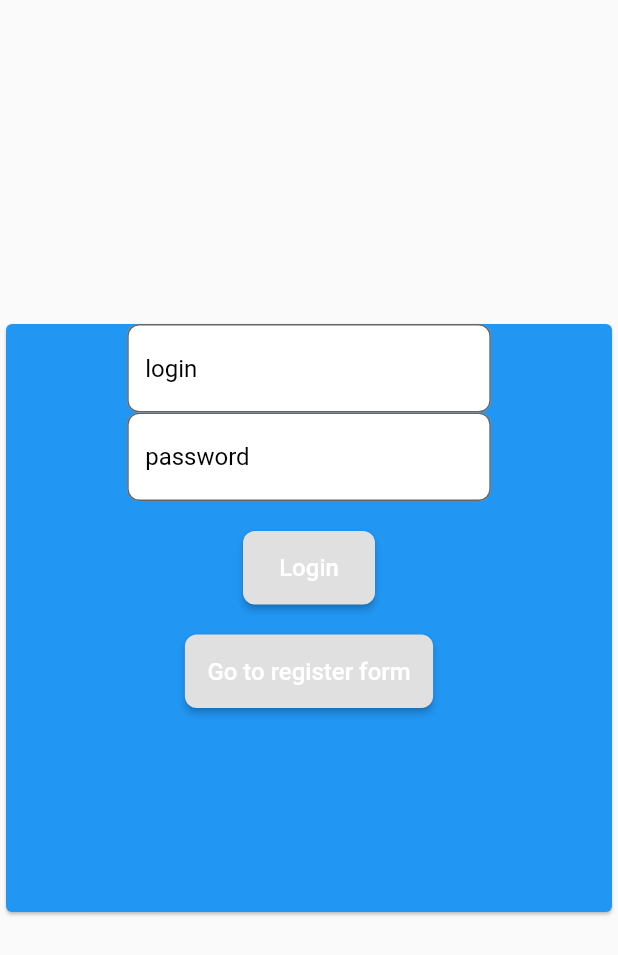
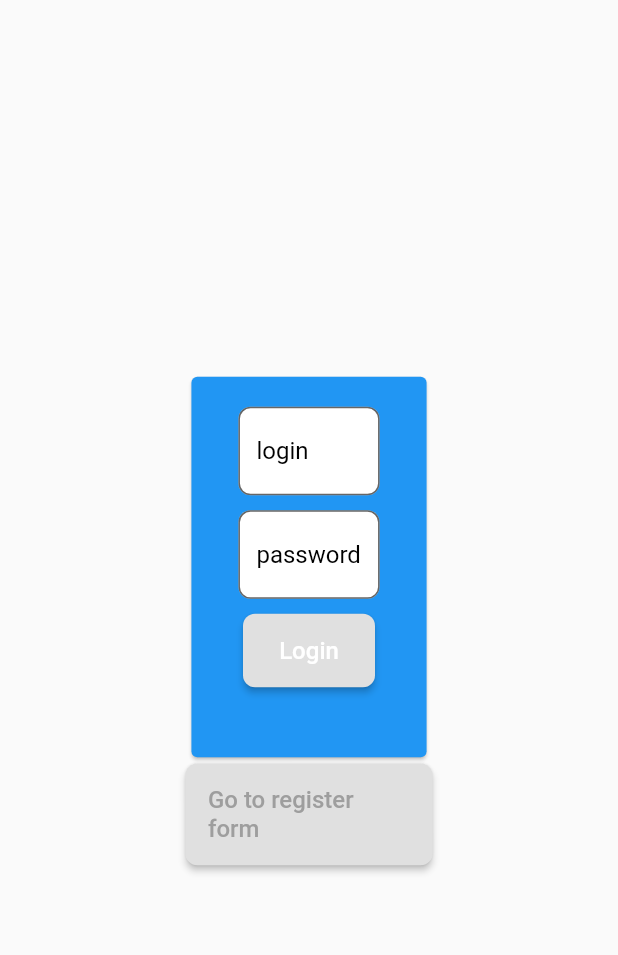
Before and after one commit to dexterBEN/GameBoard, a Flutter app: the screen it shows after launch, on a phone screen of 412 x 824 dp. Shown: the top 955 px of the screen. Run offline on Flutter 3.47's test engine with Material 2 defaults, Android fonts, the phone set to English and light mode, and no system bars; our stand-ins replace youtube_player_iframe; missing offline and left inert: dart:html, flutter_session.

Commit message:
refacto: break down auth page in smaller component

```diff
--- a/frontend/gameboard_front/lib/helpers/helper.dart
+++ b/frontend/gameboard_front/lib/helpers/helper.dart
@@ -2,8 +2,10 @@ import 'dart:convert';
 import 'dart:typed_data';
 import 'dart:convert' show utf8;
 
+import 'package:gameboard_front/domain/entities/InputField.dart';
+
 class Helper {
-  static String API_BASE_URL = "https://be3f4c93d5cd.ngrok.io";
+  static String API_BASE_URL = "https://4ccea53c078c.ngrok.io";
 
   static Uint8List base64ToImg(String imgBase64) {
     return base64Decode(imgBase64);
@@ -16,6 +18,27 @@ class Helper {
     return decoded;
   }
 
+  static List<T> buildJoinedList<T>(List<T> initialList, T separator) {
+    List<T> joinedList = [];
+
+    initialList.asMap().forEach((index, value) {
+      joinedList.addAll([value, separator]);
+    });
+
+    if (joinedList.last == separator) {
+      joinedList.removeAt(joinedList.length - 1);
+    }
+    return joinedList;
+  }
+
+  static String getInputValue(List<InputField> fields, String inputName) {
+    return fields
+        .where((element) => element.label == inputName)
+        .toList()[0]
+        .controller
+        .text;
+  }
+
   // static Uint8List base16ToImg(String imgBase16) {
   //   return hex.decode(imgBase16);
   // }
--- a/frontend/gameboard_front/lib/views/auth_page.dart
+++ b/frontend/gameboard_front/lib/views/auth_page.dart
@@ -6,6 +6,7 @@ import 'package:flutter_session/flutter_session.dart';
 import 'package:gameboard_front/domain/entities/InputField.dart';
 import 'package:gameboard_front/domain/entities/User.dart';
 import 'package:gameboard_front/domain/services/AuthService.dart';
+import 'package:gameboard_front/views/auth_view/login_form.dart';
 
 class AuthPage extends StatefulWidget {
   AuthPage({Key key}) : super(key: key);
@@ -19,9 +20,6 @@ class _AuthPageState extends State<AuthPage> {
   void initState() {
     super.initState();
   }
-
-  final emailCtrl = TextEditingController();
-  final passwordCtrl = TextEditingController();
 
   final emailCtrl2 = TextEditingController();
   final passwordCtrl2 = TextEditingController();
@@ -41,15 +39,60 @@ class _AuthPageState extends State<AuthPage> {
 
   AuthService authService = AuthService();
 
+  var currentPage = 0.0;
+
   @override
   Widget build(BuildContext context) {
+    var screenSize = MediaQuery.of(context).size;
     return Scaffold(
-      body: PageView(
-        controller: pageController,
-        children: [
-          buildLoginForm(),
-          buildRegisterForm(),
-        ],
+      body: LayoutBuilder(
+        builder: (BuildContext context, BoxConstraints constraints) {
+          return Center(
+            child: SizedBox(
+              width: (screenSize.width * 40) / 100,
+              height: (screenSize.height * 40) / 100,
+              child: Column(
+                children: [
+                  Expanded(
+                    child: PageView(
+                      controller: pageController,
+                      children: [
+                        LoginForm(
+                          inputFields: inputFields,
+                        ),
+                        buildRegisterForm(),
+                      ],
+                    ),
+                  ),
+                  RaisedButton(
+                    onPressed: () {
+                      pageController.page == 0
+                          ? pageController.jumpToPage(1)
+                          : pageController.jumpToPage(0);
+                      setState(() {
+                        currentPage = pageController.page;
+                      });
+                    },
+                    shape: RoundedRectangleBorder(
+                      borderRadius: BorderRadius.circular(8.0),
+                    ),
+                    padding: EdgeInsets.all(15.0),
+                    child: Text(
+                      currentPage == 0
+                          ? "Go to register form"
+                          : "Go to login form",
+                      style: TextStyle(
+                        fontSize: 16.0,
+                        fontWeight: FontWeight.w500,
+                        color: Colors.grey,
+                      ),
+                    ),
+                  )
+                ],
+              ),
+            ),
+          );
+        },
       ),
     );
   }
@@ -167,136 +210,27 @@ class _AuthPageState extends State<AuthPage> {
                 width: 20,
                 height: 20,
               ),
-              RaisedButton(
-                onPressed: () {
-                  pageController.jumpToPage(0);
-                },
-                shape: RoundedRectangleBorder(
-                  borderRadius: BorderRadius.circular(8.0),
-                ),
-                padding: EdgeInsets.all(15.0),
-                child: Text(
-                  "Go To Login Form",
-                  style: TextStyle(
-                    fontSize: 16.0,
-                    fontWeight: FontWeight.w500,
-                    color: Colors.white,
-                  ),
-                ),
-              ),
+              // RaisedButton(
+              //   onPressed: () {
+              //     pageController.jumpToPage(0);
+              //   },
+              //   shape: RoundedRectangleBorder(
+              //     borderRadius: BorderRadius.circular(8.0),
+              //   ),
+              //   padding: EdgeInsets.all(15.0),
+              //   child: Text(
+              //     "Go To Login Form",
+              //     style: TextStyle(
+              //       fontSize: 16.0,
+              //       fontWeight: FontWeight.w500,
+              //       color: Colors.white,
+              //     ),
+              //   ),
+              // ),
             ],
           ),
         ),
       ),
     );
   }
-
-  Widget buildLoginForm() {
-    List<Widget> colChilds = [];
-    colChilds.addAll(inputFields.map(
-      (inputField) => LayoutBuilder(
-        builder: (BuildContext context, BoxConstraints constraints) {
-          return SizedBox(
-            width: (constraints.maxWidth * 60) / 100,
-            child: TextField(
-              obscureText: inputField.label == "password",
-              controller: inputField.controller,
-              decoration: InputDecoration(
-                filled: true,
-                fillColor: Colors.white,
-                border: OutlineInputBorder(
-                  borderRadius: BorderRadius.circular(8),
-                ),
-                hintText: inputField.label,
-                hintStyle: TextStyle(
-                  color: Colors.black,
-                ),
-              ),
-            ),
-          );
-        },
-      ),
-    ));
-
-    colChilds.addAll([
-      Container(
-        width: 20,
-        height: 20,
-      ),
-      LayoutBuilder(
-        builder: (BuildContext context, BoxConstraints constraints) {
-          return RaisedButton(
-            onPressed: () {
-              UserData userData = null;
-              var pwdValue = inputFields
-                  .where((element) => element.label == "password")
-                  .toList()[0]
-                  .controller
-                  .text;
-
-              var loginValue = inputFields
-                  .where((element) => element.label == "login")
-                  .toList()[0]
-                  .controller
-                  .text;
-
-              authService.login(loginValue, pwdValue).then((response) {
-                userData = UserData.fromJson(json.decode(response.body));
-
-                print(userData.user.email);
-
-                setSessionData(userData);
-              });
-              Navigator.of(context).pushNamed('/home-page');
-            },
-            shape: RoundedRectangleBorder(
-              borderRadius: BorderRadius.circular(8.0),
-            ),
-            padding: EdgeInsets.all(15.0),
-            child: Text(
-              "Login",
-              style: TextStyle(
-                fontSize: 16.0,
-                fontWeight: FontWeight.w500,
-                color: Colors.white,
-              ),
-            ),
-          );
-        },
-      ),
-      Container(
-        width: 20,
-        height: 20,
-      ),
-      RaisedButton(
-        onPressed: () {
-          pageController.jumpToPage(1);
-        },
-        shape: RoundedRectangleBorder(
-          borderRadius: BorderRadius.circular(8.0),
-        ),
-        padding: EdgeInsets.all(15.0),
-        child: Text(
-          "Go to register form",
-          style: TextStyle(
-            fontSize: 16.0,
-            fontWeight: FontWeight.w500,
-            color: Colors.white,
-          ),
-        ),
-      ),
-    ]);
-    return Center(
-      child: SizedBox(
-        width: 800,
-        height: 400,
-        child: Card(
-          color: Colors.blue[500],
-          child: Column(
-            children: colChilds,
-          ),
-        ),
-      ),
-    );
-  }
 }
--- /dev/null
+++ b/frontend/gameboard_front/lib/views/auth_view/login_form.dart
@@ -0,0 +1,121 @@
+import 'dart:convert';
+
+import 'package:flutter/material.dart';
+import 'package:flutter_session/flutter_session.dart';
+import 'package:gameboard_front/domain/entities/InputField.dart';
+import 'package:gameboard_front/domain/entities/User.dart';
+import 'package:gameboard_front/domain/services/AuthService.dart';
+import 'package:gameboard_front/helpers/helper.dart';
+
+class LoginForm extends StatelessWidget {
+  List<InputField> inputFields;
+
+  LoginForm({Key key, this.inputFields}) : super(key: key);
+
+  FlutterSession session = FlutterSession();
+  AuthService authService = AuthService();
+
+  void setSessionData(sessionData) async {
+    await session.set("userSession", sessionData);
+  }
+
+  @override
+  Widget build(BuildContext context) {
+    List<Widget> childs = [];
+    childs.add(separatorContainer());
+    childs = buildInputs(childs);
+
+    childs = Helper.buildJoinedList(childs, separatorContainer());
+    return Card(
+      color: Colors.blue[500],
+      child: Column(
+        children: childs,
+      ),
+    );
+  }
+
+  Widget separatorContainer() {
+    return LayoutBuilder(
+      builder: (BuildContext context, BoxConstraints constraints) {
+        return SizedBox(
+          width: 10,
+          height: 10,
+        );
+      },
+    );
+  }
+
+  List<Widget> buildInputs(List<Widget> childs) {
+    inputFields.map((input) {
+      childs.add(
+        LayoutBuilder(
+          builder: (BuildContext context, BoxConstraints constraints) {
+            return SizedBox(
+              width: (constraints.maxWidth * 60) / 100,
+              child: TextField(
+                obscureText: input.label == "password",
+                controller: input.controller,
+                decoration: InputDecoration(
+                  filled: true,
+                  fillColor: Colors.white,
+                  border: OutlineInputBorder(
+                    borderRadius: BorderRadius.circular(8),
+                  ),
+                  hintText: input.label,
+                  hintStyle: TextStyle(
+                    color: Colors.black,
+                  ),
+                ),
+              ),
+            );
+          },
+        ),
+      );
+    }).toList();
+
+    childs.add(
+      LayoutBuilder(
+        builder: (BuildContext context, BoxConstraints constraints) {
+          return RaisedButton(
+            onPressed: () {
+              UserData userData = null;
+              var pwdValue = inputFields
+                  .where((element) => element.label == "password")
+                  .toList()[0]
+                  .controller
+                  .text;
+
+              var loginValue = inputFields
+                  .where((element) => element.label == "login")
+                  .toList()[0]
+                  .controller
+                  .text;
+
+              authService.login(loginValue, pwdValue).then((response) {
+                userData = UserData.fromJson(json.decode(response.body));
+
+                print(userData.user.email);
+
+                setSessionData(userData);
+              });
+              Navigator.of(context).pushNamed('/home-page');
+            },
+            shape: RoundedRectangleBorder(
+              borderRadius: BorderRadius.circular(8.0),
+            ),
+            padding: EdgeInsets.all(15.0),
+            child: Text(
+              "Login",
+              style: TextStyle(
+                fontSize: 16.0,
+                fontWeight: FontWeight.w500,
+                color: Colors.white,
+              ),
+            ),
+          );
+        },
+      ),
+    );
+    return childs;
+  }
+}
```
